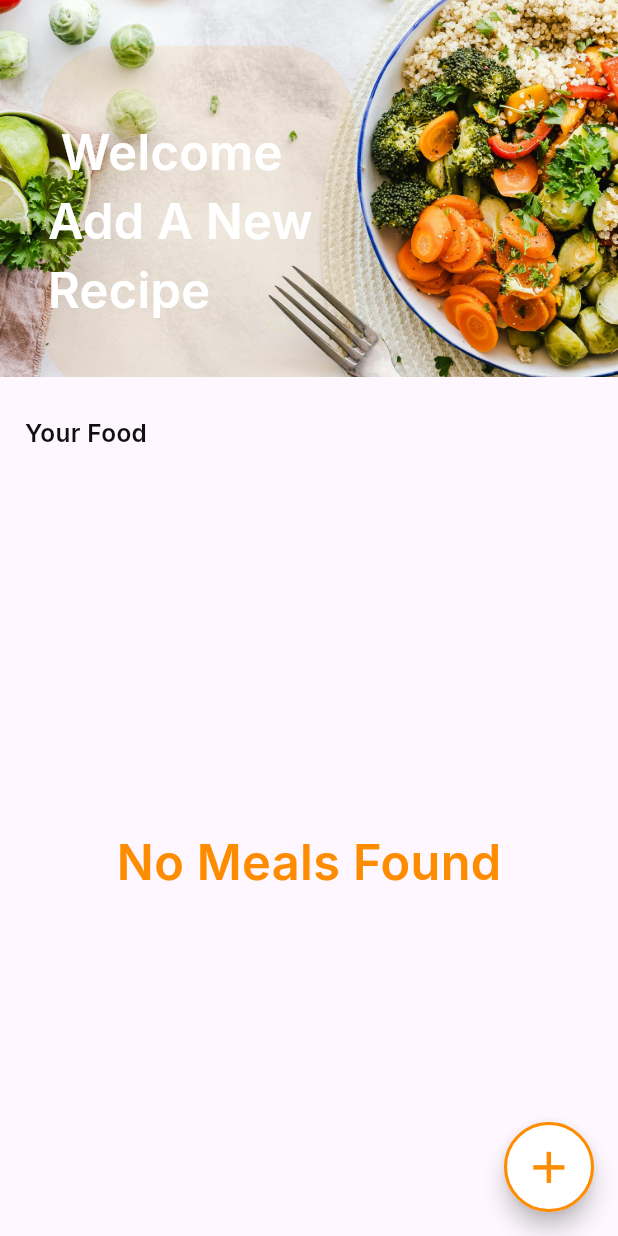
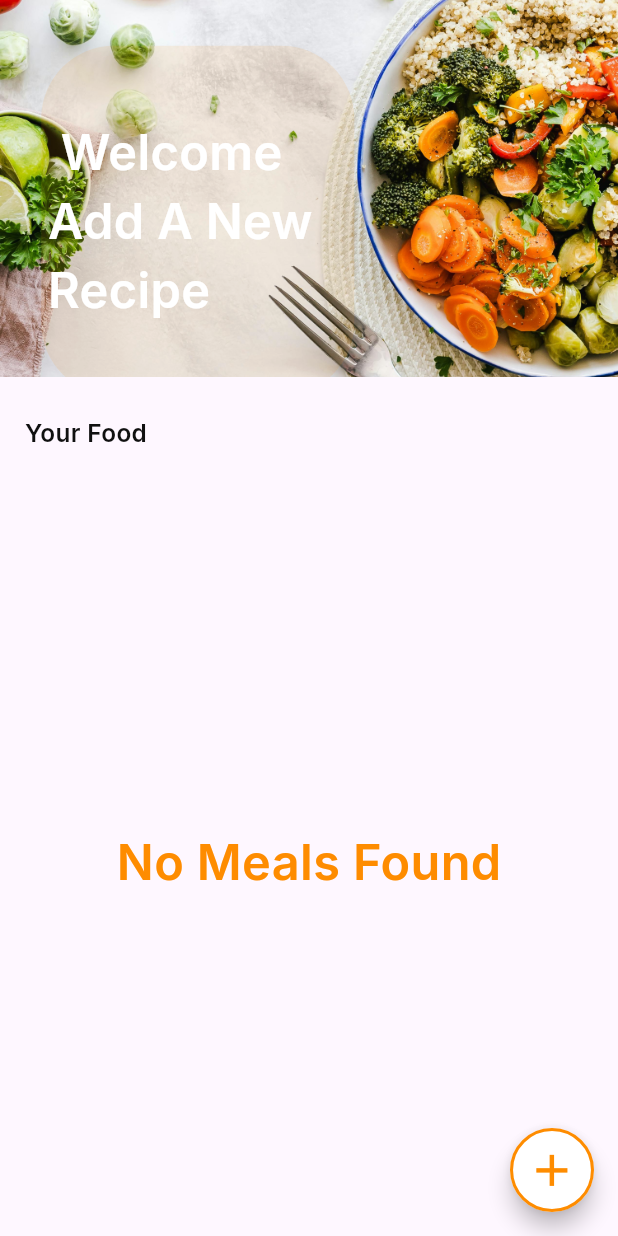
Before and after one commit to Elhaw2003/meals-app, a Flutter app: the HomeScreen screen opened by its route, on a phone screen of 412 x 824 dp. Run offline on Flutter 3.47's test engine with Material 3 defaults, Android fonts, the phone set to English and light mode, and no system bars; our stand-ins replace cached_network_image, carousel_slider, dots_indicator, flutter_screenutil, go_router, google_fonts and 2 more; accounts and stored records are empty.

Commit message:
last updated updated

```diff
--- a/lib/features/home/presentation/view/widgets/floating_action_widget.dart
+++ b/lib/features/home/presentation/view/widgets/floating_action_widget.dart
@@ -10,8 +10,8 @@ class FloatingActionWidget extends StatelessWidget {
   @override
   Widget build(BuildContext context) {
     return SizedBox(
-      width: 60,
-      height: 60,
+      // width: 60.w,
+      // height: 60.h,
       child: FloatingActionButton(
           shape:RoundedRectangleBorder(
               borderRadius: BorderRadius.circular(100.sp),
--- a/lib/features/home/presentation/view/widgets/item_widget.dart
+++ b/lib/features/home/presentation/view/widgets/item_widget.dart
@@ -2,7 +2,6 @@ import 'package:cached_network_image/cached_network_image.dart';
 import 'package:flutter/material.dart';
 import 'package:flutter_screenutil/flutter_screenutil.dart';
 import 'package:go_router/go_router.dart';
-import 'package:meals_app/core/widgets/custom_icon_widget.dart';
 import 'package:meals_app/core/widgets/custom_row_icon_time_rate_widget.dart';
 import 'package:meals_app/core/widgets/loading_widget.dart';
 import 'package:meals_app/features/home/data/models/item_model.dart';
```
